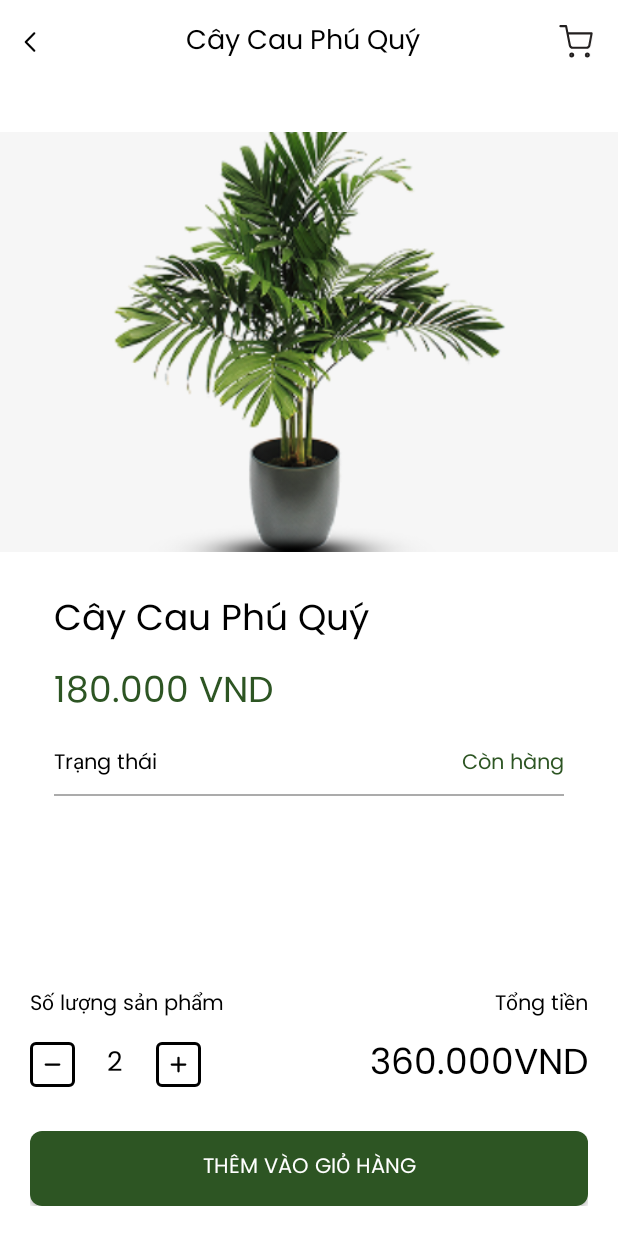
After one commit to PTDungg/PlantShop, an Android app: the layout fragment_product_detail.xml on its own in the app's theme, with its tools: preview values and no code run, on a phone screen of 412 x 824 dp. The commit adds this screen. Run offline under Robolectric (Android 15) with nearby library versions, the phone set to English and light mode, and no system bars; Roboto replaces fonts that are not available here.

Commit message:
feat: add layout product detail

```diff
--- /dev/null
+++ b/app/src/main/java/com/example/plantshop/data/Model/Product.java
@@ -0,0 +1,91 @@
+package com.example.plantshop.data.Model;
+
+public class Product {
+    private String id;
+    private String name;
+    private String imageUrl;
+    private double price;
+    private String category;
+    private String description;
+    private int quantity;
+    private boolean available;
+
+    public Product(){
+
+    }
+
+    public Product(String id, String name, String imageUrl, double price, String category, String description, int quantity, boolean available) {
+        this.id = id;
+        this.name = name;
+        this.imageUrl = imageUrl;
+        this.price = price;
+        this.category = category;
+        this.description = description;
+        this.quantity = quantity;
+        this.available = available;
+    }
+
+    public String getId() {
+        return id;
+    }
+
+    public void setId(String id) {
+        this.id = id;
+    }
+
+    public String getName() {
+        return name;
+    }
+
+    public void setName(String name) {
+        this.name = name;
+    }
+
+    public String getImageUrl() {
+        return imageUrl;
+    }
+
+    public void setImageUrl(String imageUrl) {
+        this.imageUrl = imageUrl;
+    }
+
+    public double getPrice() {
+        return price;
+    }
+
+    public void setPrice(double price) {
+        this.price = price;
+    }
+
+    public String getCategory() {
+        return category;
+    }
+
+    public void setCategory(String category) {
+        this.category = category;
+    }
+
+    public String getDescription() {
+        return description;
+    }
+
+    public void setDescription(String description) {
+        this.description = description;
+    }
+
+    public int getQuantity() {
+        return quantity;
+    }
+
+    public void setQuantity(int quantity) {
+        this.quantity = quantity;
+    }
+
+    public boolean isAvailable() {
+        return available;
+    }
+
+    public void setAvailable(boolean available) {
+        this.available = available;
+    }
+}
--- /dev/null
+++ b/app/src/main/java/com/example/plantshop/data/repository/ProductRepository.java
@@ -0,0 +1,4 @@
+package com.example.plantshop.data.repository;
+
+public class ProductRepository {
+}
--- /dev/null
+++ b/app/src/main/java/com/example/plantshop/ui/user/home/ProductDetailFragment.java
@@ -0,0 +1,8 @@
+package com.example.plantshop.ui.user.home;
+
+import androidx.fragment.app.Fragment;
+
+
+public class ProductDetailFragment extends Fragment {
+
+}
--- /dev/null
+++ b/app/src/main/java/com/example/plantshop/ui/user/home/ProductDetailViewModel.java
@@ -0,0 +1,4 @@
+package com.example.plantshop.ui.user.home;
+
+public class ProductDetailViewModel {
+}
--- /dev/null
+++ b/app/src/main/res/drawable/add_to_cart_button_bg.xml
@@ -0,0 +1,15 @@
+<?xml version="1.0" encoding="utf-8"?>
+<selector xmlns:android="http://schemas.android.com/apk/res/android">
+    <item android:state_enabled="true">
+        <shape android:shape="rectangle">
+            <solid android:color="@color/primary_green" />
+            <corners android:radius="8dp" />
+        </shape>
+    </item>
+    <item android:state_enabled="false">
+        <shape android:shape="rectangle">
+            <solid android:color="#808080" />
+            <corners android:radius="8dp" />
+        </shape>
+    </item>
+</selector>
--- /dev/null
+++ b/app/src/main/res/drawable/ic_add.xml
@@ -0,0 +1,12 @@
+<vector xmlns:android="http://schemas.android.com/apk/res/android"
+    android:width="24dp"
+    android:height="24dp"
+    android:viewportWidth="24"
+    android:viewportHeight="24">
+  <path
+      android:pathData="M12,6v12M6,12h12"
+      android:strokeColor="#000"
+      android:strokeWidth="2"
+      android:strokeLineCap="round"
+      android:fillColor="@android:color/transparent"/>
+</vector>
--- /dev/null
+++ b/app/src/main/res/drawable/ic_remove.xml
@@ -0,0 +1,12 @@
+<vector xmlns:android="http://schemas.android.com/apk/res/android"
+    android:width="24dp"
+    android:height="24dp"
+    android:viewportWidth="24"
+    android:viewportHeight="24">
+  <path
+      android:pathData="M6,12h12"
+      android:strokeColor="#000"
+      android:strokeWidth="2"
+      android:strokeLineCap="round"
+      android:fillColor="@android:color/transparent"/>
+</vector>
--- /dev/null
+++ b/app/src/main/res/drawable/ic_shopping_cart.xml
@@ -0,0 +1,31 @@
+<vector xmlns:android="http://schemas.android.com/apk/res/android"
+    android:width="24dp"
+    android:height="25dp"
+    android:viewportWidth="24"
+    android:viewportHeight="25">
+  <group>
+    <clip-path
+        android:pathData="M0,0.5h24v24h-24z"/>
+    <path
+        android:pathData="M9,22.5C9.552,22.5 10,22.052 10,21.5C10,20.948 9.552,20.5 9,20.5C8.448,20.5 8,20.948 8,21.5C8,22.052 8.448,22.5 9,22.5Z"
+        android:strokeLineJoin="round"
+        android:strokeWidth="1.5"
+        android:fillColor="#00000000"
+        android:strokeColor="#221F1F"
+        android:strokeLineCap="round"/>
+    <path
+        android:pathData="M20,22.5C20.552,22.5 21,22.052 21,21.5C21,20.948 20.552,20.5 20,20.5C19.448,20.5 19,20.948 19,21.5C19,22.052 19.448,22.5 20,22.5Z"
+        android:strokeLineJoin="round"
+        android:strokeWidth="1.5"
+        android:fillColor="#00000000"
+        android:strokeColor="#221F1F"
+        android:strokeLineCap="round"/>
+    <path
+        android:pathData="M1,1.5H5L7.68,14.89C7.771,15.35 8.022,15.764 8.388,16.058C8.753,16.353 9.211,16.509 9.68,16.5H19.4C19.869,16.509 20.327,16.353 20.692,16.058C21.058,15.764 21.309,15.35 21.4,14.89L23,6.5H6"
+        android:strokeLineJoin="round"
+        android:strokeWidth="1.5"
+        android:fillColor="#00000000"
+        android:strokeColor="#221F1F"
+        android:strokeLineCap="round"/>
+  </group>
+</vector>
--- /dev/null
+++ b/app/src/main/res/layout/activity_home_user.xml
@@ -0,0 +1,31 @@
+<?xml version="1.0" encoding="utf-8"?>
+<androidx.constraintlayout.widget.ConstraintLayout xmlns:android="http://schemas.android.com/apk/res/android"
+    xmlns:app="http://schemas.android.com/apk/res-auto"
+    xmlns:tools="http://schemas.android.com/tools"
+    android:id="@+id/main"
+    android:layout_width="match_parent"
+    android:layout_height="match_parent"
+    tools:context=".ui.user.home.HomeUserActivity">
+
+    <TextView
+        android:id="@+id/textView5"
+        android:layout_width="wrap_content"
+        android:layout_height="wrap_content"
+        android:text="Trang chủ User"
+        android:textSize="40sp"
+        app:layout_constraintBottom_toBottomOf="parent"
+        app:layout_constraintEnd_toEndOf="parent"
+        app:layout_constraintStart_toStartOf="parent"
+        app:layout_constraintTop_toTopOf="parent" />
+
+    <Button
+        android:id="@+id/btnSigOut"
+        android:layout_width="wrap_content"
+        android:layout_height="wrap_content"
+        android:text="Đăng xuất"
+        app:layout_constraintBottom_toBottomOf="parent"
+        app:layout_constraintEnd_toEndOf="parent"
+        app:layout_constraintStart_toStartOf="parent"
+        app:layout_constraintTop_toTopOf="parent"
+        app:layout_constraintVertical_bias="0.639" />
+</androidx.constraintlayout.widget.ConstraintLayout>
--- /dev/null
+++ b/app/src/main/res/layout/fragment_product_detail.xml
@@ -0,0 +1,286 @@
+<?xml version="1.0" encoding="utf-8"?>
+<androidx.constraintlayout.widget.ConstraintLayout xmlns:android="http://schemas.android.com/apk/res/android"
+    xmlns:app="http://schemas.android.com/apk/res-auto"
+    android:layout_width="match_parent"
+    android:layout_height="match_parent"
+    android:background="@color/white"
+    android:fitsSystemWindows="true"
+    >
+
+    <!-- Header -->
+    <androidx.constraintlayout.widget.ConstraintLayout
+        android:id="@+id/headerLayout"
+        android:layout_width="0dp"
+        android:layout_height="56dp"
+        android:background="@color/white"
+        app:layout_constraintTop_toTopOf="parent"
+        app:layout_constraintStart_toStartOf="parent"
+        app:layout_constraintEnd_toEndOf="parent">
+
+        <ImageView
+            android:id="@+id/btnBack"
+            android:layout_width="24dp"
+            android:layout_height="24dp"
+            android:layout_marginStart="8dp"
+            android:background="?attr/selectableItemBackgroundBorderless"
+            android:src="@drawable/ic_back"
+            app:layout_constraintStart_toStartOf="parent"
+            app:layout_constraintTop_toTopOf="parent"
+            app:layout_constraintBottom_toBottomOf="parent" />
+
+        <TextView
+            android:id="@+id/tvTitle"
+            android:layout_width="wrap_content"
+            android:layout_height="wrap_content"
+            android:text="Cây Cau Phú Quý"
+            android:textAppearance="@style/TextAppearance.AppCompat.Medium"
+            android:textColor="@color/black"
+            android:fontFamily="@font/poppins_regular"
+            app:layout_constraintStart_toEndOf="@id/btnBack"
+            app:layout_constraintEnd_toStartOf="@id/btnCart"
+            app:layout_constraintTop_toTopOf="parent"
+            app:layout_constraintBottom_toBottomOf="parent"
+            app:layout_constraintHorizontal_bias="0.5" />
+
+        <ImageView
+            android:id="@+id/btnCart"
+            android:layout_width="24dp"
+            android:layout_height="24dp"
+            android:layout_marginEnd="16dp"
+            android:background="?attr/selectableItemBackgroundBorderless"
+            android:src="@drawable/ic_shopping_cart"
+            app:layout_constraintEnd_toEndOf="parent"
+            app:layout_constraintTop_toTopOf="parent"
+            app:layout_constraintBottom_toBottomOf="parent" />
+    </androidx.constraintlayout.widget.ConstraintLayout>
+
+    <!-- Product Image -->
+    <ImageView
+        android:id="@+id/ivProductImage"
+        android:layout_width="0dp"
+        android:layout_height="280dp"
+        android:layout_marginTop="32dp"
+        android:scaleType="centerCrop"
+        android:src="@drawable/caycau"
+        android:background="#F6F6F6"
+        app:layout_constraintTop_toBottomOf="@id/headerLayout"
+        app:layout_constraintStart_toStartOf="parent"
+        app:layout_constraintEnd_toEndOf="parent" />
+
+    <ProgressBar
+        android:id="@+id/progressBar"
+        android:layout_width="wrap_content"
+        android:layout_height="wrap_content"
+        android:visibility="gone"
+        app:layout_constraintTop_toTopOf="parent"
+        app:layout_constraintBottom_toBottomOf="parent"
+        app:layout_constraintStart_toStartOf="parent"
+        app:layout_constraintEnd_toEndOf="parent" />
+
+    <!-- Scroll Content -->
+    <androidx.core.widget.NestedScrollView
+        android:id="@+id/scrollView"
+        android:layout_width="0dp"
+        android:layout_height="0dp"
+        android:background="@color/white"
+        app:layout_constraintTop_toBottomOf="@id/ivProductImage"
+        app:layout_constraintBottom_toTopOf="@id/buyActionLayout"
+        app:layout_constraintStart_toStartOf="parent"
+        app:layout_constraintEnd_toEndOf="parent">
+
+        <LinearLayout
+            android:layout_width="match_parent"
+            android:layout_height="wrap_content"
+            android:orientation="vertical"
+            android:layout_marginTop="10dp"
+            android:paddingStart="36dp"
+            android:paddingEnd="36dp"
+            android:paddingVertical="16dp">
+
+            <TextView
+                android:id="@+id/tvProductName"
+                android:layout_width="match_parent"
+                android:layout_height="wrap_content"
+                android:text="Cây Cau Phú Quý"
+                android:textSize="24sp"
+                android:textColor="@color/black"
+                android:fontFamily="@font/poppins_regular" />
+
+            <TextView
+                android:id="@+id/tvPrice"
+                android:layout_width="match_parent"
+                android:layout_height="wrap_content"
+                android:text="180.000 VND"
+                android:textSize="24sp"
+                android:textColor="@color/primary_green"
+                android:fontFamily="@font/poppins_regular"
+                android:layout_marginTop="8dp" />
+
+            <LinearLayout
+                android:layout_width="match_parent"
+                android:layout_height="wrap_content"
+                android:orientation="horizontal"
+                android:layout_marginTop="15dp"
+                android:gravity="center_vertical">
+
+                <TextView
+                    android:layout_width="0dp"
+                    android:layout_height="wrap_content"
+                    android:layout_weight="1"
+                    android:text="Trạng thái"
+                    android:textAppearance="@style/TextAppearance.AppCompat.Small"
+                    android:fontFamily="@font/poppins_regular"
+                    android:textColor="@color/black" />
+
+                <TextView
+                    android:id="@+id/tvStatus"
+                    android:layout_width="wrap_content"
+                    android:layout_height="wrap_content"
+                    android:text="Còn hàng"
+                    android:textAppearance="@style/TextAppearance.AppCompat.Small"
+                    android:textColor="@color/primary_green"
+                    android:fontFamily="@font/poppins_regular" />
+            </LinearLayout>
+
+            <View
+                android:layout_width="match_parent"
+                android:layout_height="1dp"
+                android:background="#ABABAB"
+                android:layout_marginTop="8dp" />
+
+            <Space
+                android:layout_width="match_parent"
+                android:layout_height="0dp"
+                android:layout_weight="1" />
+        </LinearLayout>
+    </androidx.core.widget.NestedScrollView>
+
+    <!-- Mua hàng -->
+    <LinearLayout
+        android:id="@+id/buyActionLayout"
+        android:layout_width="0dp"
+        android:layout_height="wrap_content"
+        android:orientation="vertical"
+        android:background="@color/white"
+        android:padding="20dp"
+        app:layout_constraintBottom_toBottomOf="parent"
+        app:layout_constraintStart_toStartOf="parent"
+        app:layout_constraintEnd_toEndOf="parent">
+
+        <LinearLayout
+            android:layout_width="match_parent"
+            android:layout_height="wrap_content"
+            android:orientation="horizontal"
+            android:gravity="center_vertical"
+            android:baselineAligned="false">
+
+            <TextView
+                android:layout_width="0dp"
+                android:layout_height="wrap_content"
+                android:layout_weight="1"
+                android:text="Số lượng sản phẩm"
+                android:textAppearance="@style/TextAppearance.AppCompat.Small"
+                android:fontFamily="@font/poppins_regular"
+                android:textColor="@color/black" />
+
+            <TextView
+                android:id="@+id/tvTotalLabel"
+                android:layout_width="0dp"
+                android:layout_height="wrap_content"
+                android:layout_weight="1"
+                android:text="Tổng tiền"
+                android:textAppearance="@style/TextAppearance.AppCompat.Small"
+                android:fontFamily="@font/poppins_regular"
+                android:textColor="@color/black"
+                android:gravity="end" />
+        </LinearLayout>
+
+        <!-- Nút tăng giảm và tổng tiền -->
+        <LinearLayout
+            android:layout_width="match_parent"
+            android:layout_height="wrap_content"
+            android:orientation="horizontal"
+            android:gravity="center_vertical"
+            android:layout_marginTop="8dp">
+
+            <com.google.android.material.button.MaterialButton
+                android:id="@+id/btnDecrease"
+                style="@style/Widget.MaterialComponents.Button.OutlinedButton"
+                android:layout_width="30dp"
+                android:layout_height="30dp"
+                android:insetLeft="0dp"
+                android:insetTop="0dp"
+                android:insetRight="0dp"
+                android:insetBottom="0dp"
+                app:icon="@drawable/ic_remove"
+                app:iconGravity="textStart"
+                app:iconPadding="0dp"
+                app:iconTint="@color/black"
+                app:strokeColor="@color/black"
+                app:strokeWidth="2dp"
+                app:rippleColor="@color/primary_green"
+                android:backgroundTint="@color/white"
+                />
+
+            <TextView
+                android:id="@+id/tvQuantity"
+                android:layout_width="wrap_content"
+                android:layout_height="wrap_content"
+                android:text="2"
+                android:textAppearance="@style/TextAppearance.AppCompat.Medium"
+                android:fontFamily="@font/poppins_regular"
+                android:textColor="@color/black"
+                android:gravity="center"
+                android:minWidth="30dp"
+                android:layout_marginStart="12dp"
+                android:layout_marginEnd="12dp" />
+
+            <com.google.android.material.button.MaterialButton
+                android:id="@+id/btnIncrease"
+                style="@style/Widget.MaterialComponents.Button.OutlinedButton"
+                android:layout_width="30dp"
+                android:layout_height="30dp"
+                android:insetLeft="0dp"
+                android:insetTop="0dp"
+                android:insetRight="0dp"
+                android:insetBottom="0dp"
+                app:icon="@drawable/ic_add"
+                app:iconGravity="textStart"
+                app:iconPadding="0dp"
+                app:iconTint="@color/black"
+                app:strokeColor="@color/black"
+                app:strokeWidth="2dp"
+                app:rippleColor="@color/primary_green"
+                android:backgroundTint="@color/white"
+                android:padding="0dp"
+                />
+
+            <Space
+                android:layout_width="0dp"
+                android:layout_height="match_parent"
+                android:layout_weight="1" />
+
+            <TextView
+                android:id="@+id/tvTotalPrice"
+                android:layout_width="wrap_content"
+                android:layout_height="wrap_content"
+                android:text="360.000VND"
+                android:textSize="24sp"
+                android:fontFamily="@font/poppins_regular"
+                android:gravity="end"
+                android:textColor="@color/black" />
+        </LinearLayout>
+
+        <androidx.appcompat.widget.AppCompatButton
+            android:id="@+id/btnAddToCart"
+            android:layout_width="match_parent"
+            android:layout_height="50dp"
+            android:layout_marginTop="24dp"
+            android:text="THÊM VÀO GIỎ HÀNG"
+            android:fontFamily="@font/poppins_regular"
+            android:textColor="@color/white"
+            android:background="@drawable/add_to_cart_button_bg"
+            />
+    </LinearLayout>
+
+</androidx.constraintlayout.widget.ConstraintLayout>
--- a/app/src/main/res/layout/fragment_user_profile.xml
+++ b/app/src/main/res/layout/fragment_user_profile.xml
@@ -21,7 +21,7 @@
             android:layout_centerVertical="true"
             android:src="@drawable/ic_back"
             android:background="?attr/selectableItemBackgroundBorderless"
-            android:padding="4dp" />
+             />
 
         <TextView
             android:layout_width="wrap_content"
@@ -188,11 +188,12 @@
         <androidx.appcompat.widget.AppCompatButton
             android:id="@+id/btn_save"
             android:layout_width="match_parent"
-            android:layout_height="48dp"
+            android:layout_height="50dp"
             android:text="LƯU"
             android:textColor="#FFFFFF"
             android:textSize="16sp"
             android:textStyle="bold"
+            android:fontFamily="@font/poppins_regular"
             android:background="@drawable/button_save_selector"
             android:textAllCaps="false"
             style="@style/Widget.AppCompat.Button.Borderless" />
```
Also changed, not shown: app/src/main/res/drawable/caycau.png (added).
